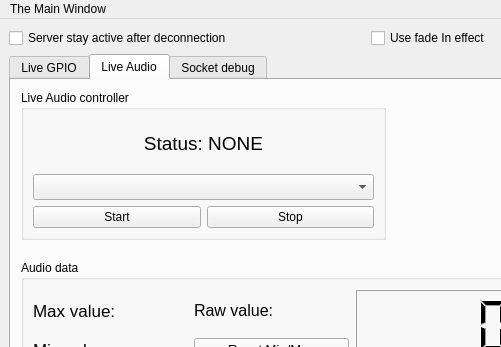
Qt form client/src/gui/mainwindow.ui (aureljah/Simple-Rpi-Gui) before a commit; both pictures show x 0 to 501 and y 0 to 347 of the 1099 by 650 pixel window.
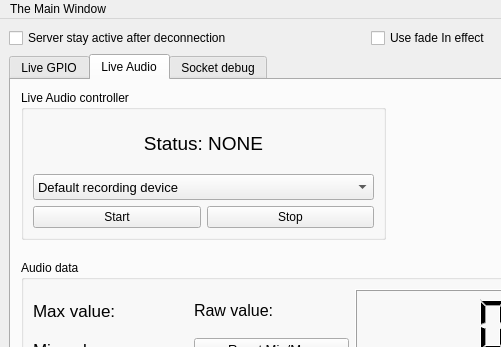
The same form after that commit. The open tabs and pages were chosen to show the change.

```diff
--- a/client/src/gui/mainwindow.ui
+++ b/client/src/gui/mainwindow.ui
@@ -197,10 +197,7 @@
             <string>Select where to get audio data from</string>
            </property>
            <property name="currentText">
-            <string/>
-           </property>
-           <property name="placeholderText">
-            <string>Select recording device</string>
+            <string>Default recording device</string>
            </property>
            <item>
             <property name="text">
```
